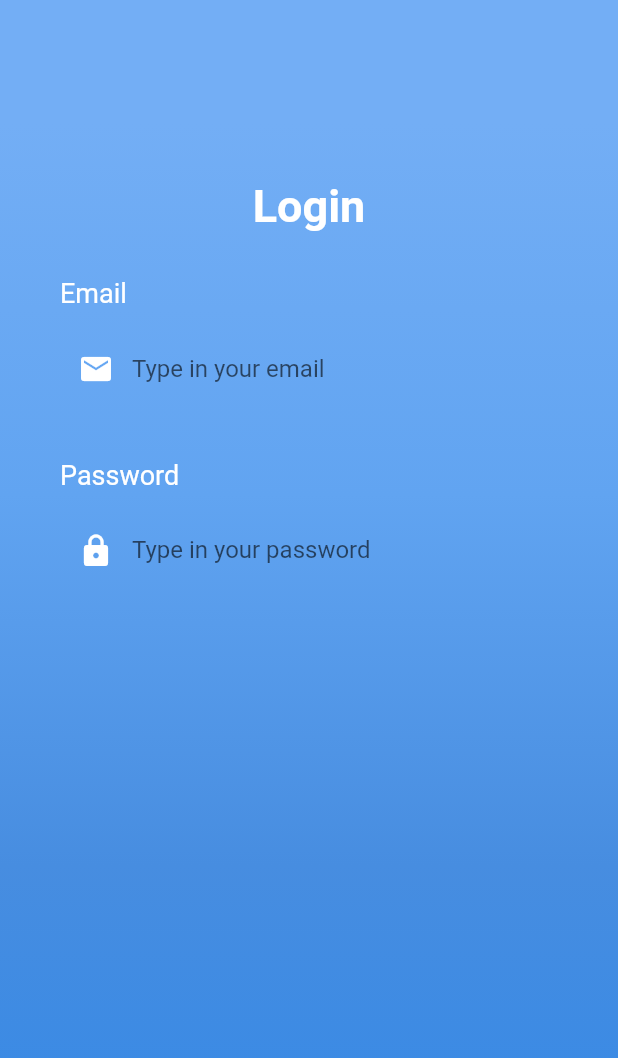
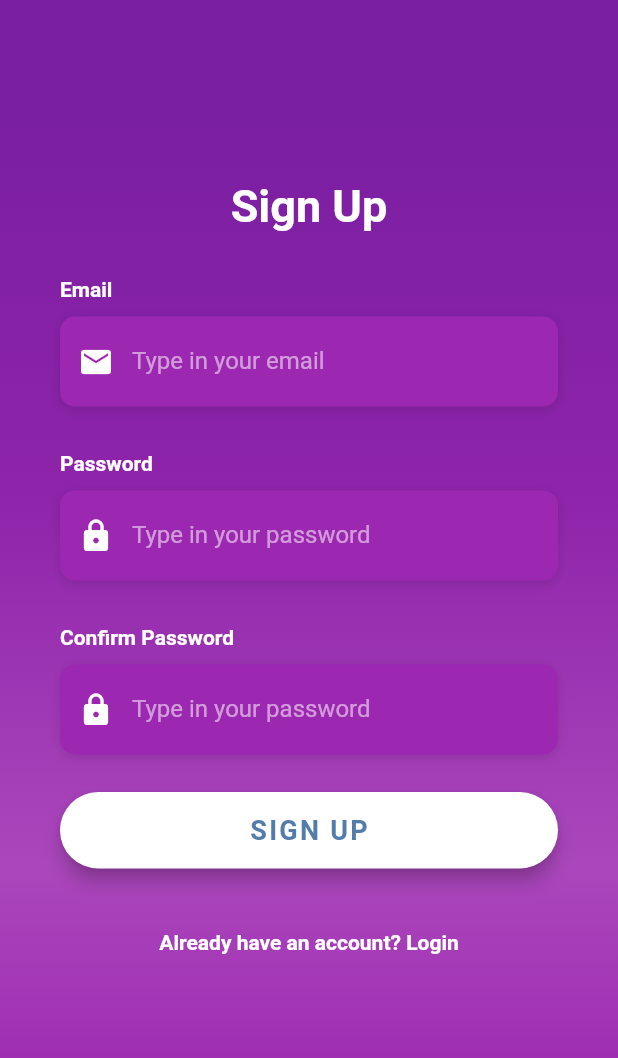
Before and after one commit to auleki/flutter_startng, a Flutter app: the screen it shows after launch, on a phone screen of 412 x 824 dp. Shown: the top 1058 px of the screen. Run offline on Flutter 3.47's test engine with Material 2 defaults, Android fonts, the phone set to English and light mode, and no system bars; Roboto replaces fonts that are missing (OpenSans).

Commit message:
screens refactored to be external

```diff
--- a/lib/main.dart
+++ b/lib/main.dart
@@ -1,142 +1,18 @@
 import 'package:flutter/material.dart';
+// import 'screens/login_screen.dart';
+import 'screens/signUp_screen.dart';
 
-void main() {
-  runApp(MaterialApp(
-    title: 'AuKoda Test APP',
-    home: LoginScreen(),
-  ));
-}
 
-class LoginScreen extends StatefulWidget {
-  @override
-  _LoginScreenState createState() => _LoginScreenState();
-}
+void main() => runApp(MyApp());
 
-class _LoginScreenState extends State<LoginScreen> {
-  Widget _buildEmailLTF() {
-    return Column(
-      crossAxisAlignment: CrossAxisAlignment.start,
-      children: <Widget>[
-        Text(
-          'Email',
-          style: TextStyle(
-            fontSize: 18.0,
-            color: Colors.white,
-            // fontWeight: FontWeight.bold,
-          ),
-        ),
-        SizedBox(
-          height: 10.0,
-        ),
-        Container(
-            alignment: Alignment.centerLeft,
-            // decoration: BoxDecorationStyle,
-            height: 60.0,
-            child: TextField(
-              keyboardType: TextInputType.emailAddress,
-              style: TextStyle(color: Colors.white),
-              decoration: InputDecoration(
-                border: InputBorder.none,
-                contentPadding: EdgeInsets.only(top: 14.0),
-                prefixIcon: Icon(
-                  Icons.email,
-                  color: Colors.white,
-                ),
-                hintText: 'Type in your email',
-                // hintStyle: HintTextStyle,
-              ),
-            ))
-      ],
-    );
-  }
-
-  Widget _buildPasswordLTF() {
-    return Column(
-      crossAxisAlignment: CrossAxisAlignment.start,
-      children: <Widget>[
-        Text(
-          'Password',
-          style: TextStyle(
-            fontSize: 18.0,
-            color: Colors.white,
-            fontFamily: 'OpenSans',
-            // fontWeight: FontWeight.bold,
-          ),
-        ),
-        SizedBox(
-          height: 10.0,
-        ),
-        Container(
-            alignment: Alignment.centerLeft,
-            // decoration: BoxDecorationStyle,
-            height: 60.0,
-            child: TextField(
-              obscureText: true,
-              style: TextStyle(color: Colors.white),
-              decoration: InputDecoration(
-                border: InputBorder.none,
-                contentPadding: EdgeInsets.only(top: 14.0),
-                prefixIcon: Icon(
-                  Icons.lock,
-                  color: Colors.white,
-                ),
-                hintText: 'Type in your password',
-                // hintStyle: HintTextStyle,
-              ),
-            ))
-      ],
-    );
-  }
-
+class MyApp extends StatelessWidget {
   @override
   Widget build(BuildContext context) {
-    return Scaffold(
-      body: Stack(
-        children: <Widget>[
-          Container(
-            height: double.infinity,
-            width: double.infinity,
-            decoration: BoxDecoration(
-                gradient: LinearGradient(
-              begin: Alignment.topCenter,
-              end: Alignment.bottomCenter,
-              colors: [
-                Color(0xFF73AEF5),
-                Color(0xFF61A4F1),
-                Color(0xFF478DE0),
-                Color(0xFF398AE5),
-              ],
-              stops: [0.1, 0.4, 0.7, 0.9],
-            )),
-          ),
-          Container(
-              height: double.infinity,
-              child: SingleChildScrollView(
-                  physics: AlwaysScrollableScrollPhysics(),
-                  padding: EdgeInsets.symmetric(
-                    horizontal: 40.0,
-                    vertical: 120.0,
-                  ),
-                  child: Column(
-                    mainAxisAlignment: MainAxisAlignment.center,
-                    children: <Widget>[
-                      Text(
-                        'Login',
-                        style: TextStyle(
-                          color: Colors.white,
-                          fontFamily: 'OpenSans',
-                          fontSize: 30.0,
-                          fontWeight: FontWeight.bold,
-                        ),
-                      ),
-                      SizedBox(height: 30.0),
-                      _buildEmailLTF(),
-                      SizedBox(height: 30.0),
-                      _buildPasswordLTF(),
-                    ],
-                  )))
-        ],
-      ),
+    return MaterialApp(
+      title: 'AuKoda Test App',
+      debugShowCheckedModeBanner: false,
+      // home: LoginScreen(),
+      home: RegisterScreen()
     );
   }
 }
--- /dev/null
+++ b/lib/screens/signUp_screen.dart
@@ -0,0 +1,209 @@
+import 'package:flutter/material.dart';
+import 'package:flutter/services.dart';
+import '../utilities/constants.dart';
+
+class RegisterScreen extends StatefulWidget {
+  @override
+  _RegisterScreenState createState() => _RegisterScreenState();
+}
+
+class _RegisterScreenState extends State<RegisterScreen> {
+
+  Widget _buildEmailLTF() {
+    return Column(
+      crossAxisAlignment: CrossAxisAlignment.start,
+      children: <Widget>[
+        Text(
+          'Email',
+          style: auLabelStyle,
+        ),
+        SizedBox(
+          height: 10.0,
+        ),
+        Container(
+            alignment: Alignment.centerLeft,
+            decoration: auBoxDecorationStyle,
+            height: 60.0,
+            child: TextField(
+              keyboardType: TextInputType.emailAddress,
+              style: TextStyle(color: Colors.white),
+              decoration: InputDecoration(
+                border: InputBorder.none,
+                contentPadding: EdgeInsets.only(top: 14.0),
+                prefixIcon: Icon(
+                  Icons.email,
+                  color: Colors.white,
+                ),
+                hintText: 'Type in your email',
+                hintStyle: auHintTextStyle,
+              ),
+            ))
+      ],
+    );
+  }
+
+  Widget _buildConfirmPassword() {
+    return Column(
+      crossAxisAlignment: CrossAxisAlignment.start,
+      children: <Widget>[
+        Text(
+          'Confirm Password',
+          style: auLabelStyle,
+        ),
+        SizedBox(
+          height: 10.0,
+        ),
+        Container(
+            alignment: Alignment.centerLeft,
+            decoration: auBoxDecorationStyle,
+            height: 60.0,
+            child: TextField(
+              obscureText: true,
+              style: TextStyle(color: Colors.white),
+              decoration: InputDecoration(
+                border: InputBorder.none,
+                contentPadding: EdgeInsets.only(top: 14.0),
+                prefixIcon: Icon(
+                  Icons.lock,
+                  color: Colors.white,
+                ),
+                hintText: 'Type in your password',
+                hintStyle: auHintTextStyle,
+              ),
+            ))
+      ],
+    );
+  }
+
+  Widget _buildPasswordLTF() {
+    return Column(
+      crossAxisAlignment: CrossAxisAlignment.start,
+      children: <Widget>[
+        Text(
+          'Password',
+          style: auLabelStyle,
+        ),
+        SizedBox(
+          height: 10.0,
+        ),
+        Container(
+            alignment: Alignment.centerLeft,
+            decoration: auBoxDecorationStyle,
+            height: 60.0,
+            child: TextField(
+              obscureText: true,
+              style: TextStyle(color: Colors.white),
+              decoration: InputDecoration(
+                border: InputBorder.none,
+                contentPadding: EdgeInsets.only(top: 14.0),
+                prefixIcon: Icon(
+                  Icons.lock,
+                  color: Colors.white,
+                ),
+                hintText: 'Type in your password',
+                hintStyle: auHintTextStyle,
+              ),
+            ))
+      ],
+    );
+  }
+
+
+
+
+  Widget _buildSignUpBtn() {
+    return Container(
+      padding: EdgeInsets.symmetric(vertical: 25.0),
+      width: double.infinity,
+      child: RaisedButton(
+        elevation: 5.0,
+        onPressed: () => print('Login button was pressed'),
+        padding: EdgeInsets.all(15.0),
+        shape: RoundedRectangleBorder(
+          borderRadius: BorderRadius.circular(30.0),
+        ),
+        color: Colors.white,
+        child: Text(
+          'SIGN UP',
+          style: TextStyle(
+            color: Color(0xFF527DAA),
+            letterSpacing: 1.5,
+            fontSize: 18.0,
+            fontWeight: FontWeight.bold,
+            fontFamily: 'OpenSans',
+          ),
+        ),
+      ),
+    );
+  }
+
+  Widget _buildLoginBtn() {
+    return Center(
+        child: FlatButton(
+      onPressed: () => print("Redirect to Sign up page"),
+      child: Text(
+        'Already have an account? Login',
+        style: auLabelStyle,
+      ),
+    ));
+  }
+
+  @override
+  Widget build(BuildContext context) {
+    return Scaffold(
+      body: Stack(
+        children: <Widget>[
+          Container(
+            height: double.infinity,
+            width: double.infinity,
+            decoration: BoxDecoration(
+                gradient: LinearGradient(
+              begin: Alignment.topCenter,
+              end: Alignment.bottomCenter,
+              colors: [
+                Color(0xFF7B1FA2),
+                Color(0xFF8E24AA),
+                Color(0xFFAB47BC),
+                Color(0xFF9C27b0),
+
+              ],
+              stops: [0.1, 0.4, 0.7, 0.9],
+            )),
+          ),
+          Container(
+            height: double.infinity,
+            child: SingleChildScrollView(
+              physics: AlwaysScrollableScrollPhysics(),
+              padding: EdgeInsets.symmetric(
+                horizontal: 40.0,
+                vertical: 120.0,
+              ),
+              child: Column(
+                mainAxisAlignment: MainAxisAlignment.center,
+                children: <Widget>[
+                  Text(
+                    'Sign Up',
+                    style: TextStyle(
+                      color: Colors.white,
+                      fontFamily: 'OpenSans',
+                      fontSize: 30.0,
+                      fontWeight: FontWeight.bold,
+                    ),
+                  ),
+                  SizedBox(height: 30.0),
+                  _buildEmailLTF(),
+                  SizedBox(height: 30.0),
+                  _buildPasswordLTF(),
+                  SizedBox(height: 30.0),
+                  _buildConfirmPassword(),
+                  _buildSignUpBtn(),
+                  _buildLoginBtn(),
+                ],
+              ),
+            ),
+          )
+        ],
+      ),
+    );
+  }
+}
--- a/lib/utilities/constants.dart
+++ b/lib/utilities/constants.dart
@@ -0,0 +1,24 @@
+import 'package:flutter/material.dart';
+
+final auHintTextStyle = TextStyle(
+  color: Colors.white54,
+  fontFamily: 'OpenSans',
+);
+
+final auLabelStyle = TextStyle(
+  color: Colors.white,
+  fontWeight: FontWeight.bold,
+  fontFamily: 'OpenSans',
+);
+
+final auBoxDecorationStyle = BoxDecoration(
+  color: Color(0xFF9C27B0),
+  borderRadius: BorderRadius.circular(10.0),
+  boxShadow: [
+    BoxShadow(
+      color: Colors.black12,
+      blurRadius: 6.0,
+      offset: Offset(0, 2),
+    ),
+  ],
+);
```
Also changed, not shown: lib/screens/login_screen.dart (added, +214 -0 lines).
